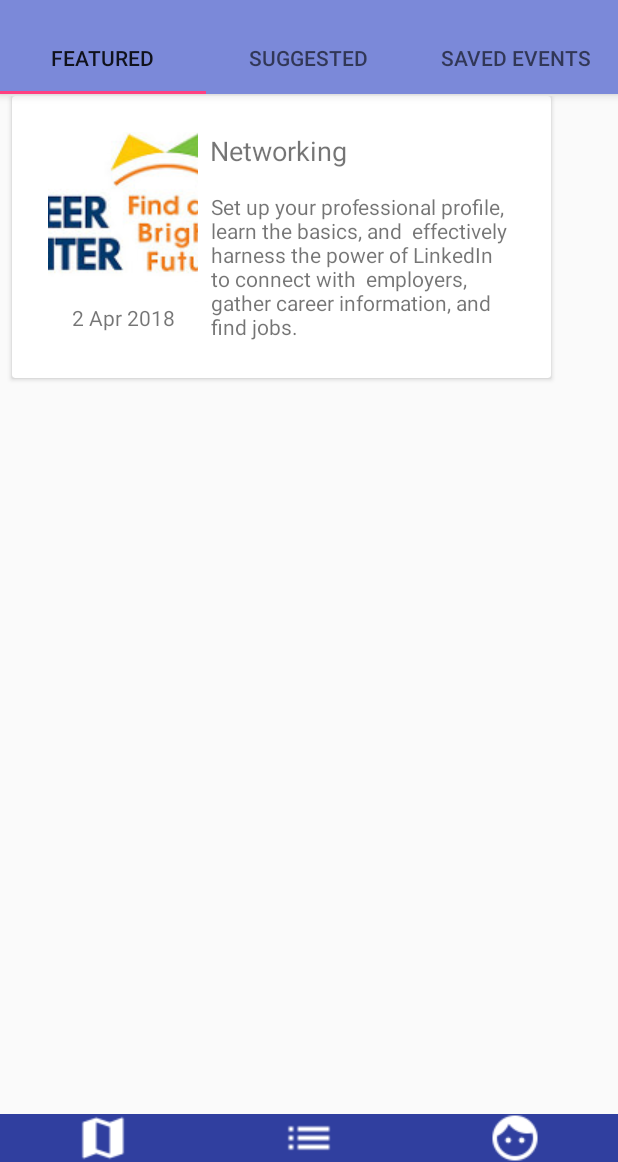
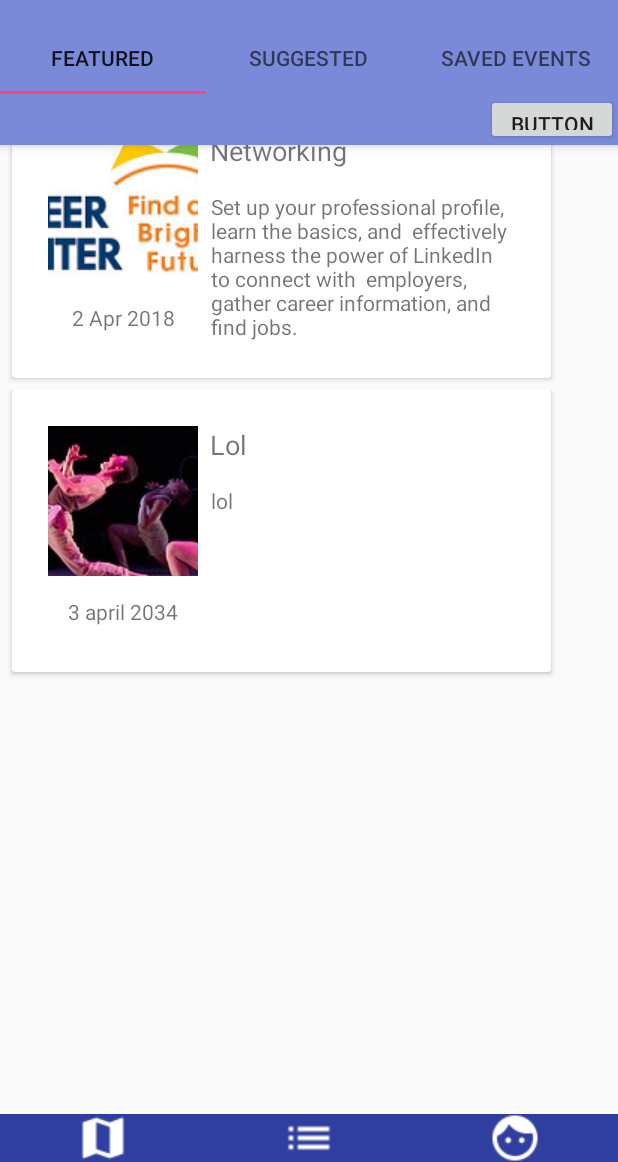
Before and after one commit to al2699/LAHacksProject, an Android app: the screen it shows after launch (EventList), after a tap on an icon or button, on a phone screen of 412 x 824 dp, the part 74-1236 px from its top. Run offline under Robolectric (Android 15) with nearby library versions, the phone set to English and light mode, and no system bars; Roboto replaces fonts that are not available here; 1 other tap on this screen came first.

Commit message:
Got list view to dynamically update with events from a queue actuated from a button.

```diff
--- /dev/null
+++ b/app/src/main/java/com/example/alan/lahacks/CircularArrayQueue.java
@@ -0,0 +1,170 @@
+package com.example.alan.lahacks;
+
+import java.util.Collection;
+import java.util.Iterator;
+import java.util.NoSuchElementException;
+import java.util.Queue;
+
+public class CircularArrayQueue<E> implements Queue {
+
+    int size, capacity;
+    int front, rear;
+    Object[] innerData;
+
+    public CircularArrayQueue(int n){
+        capacity = n;
+        innerData = (E[]) new Object[capacity];
+        front = 0;
+        rear = capacity - 1;
+        size = 0;
+    }
+
+    @Override
+    public int size() {
+        return this.size;
+    }
+
+    @Override
+    public boolean isEmpty() {
+        return size == 0;
+    }
+
+    @Override
+    public boolean contains(Object o) {
+        return false;
+    }
+
+    @Override
+    public Iterator iterator() {
+        return null;
+    }
+
+    @Override
+    public Object[] toArray() {
+        return new Object[0];
+    }
+
+    @Override
+    public Object[] toArray(Object[] a) {
+        return new Object[0];
+    }
+
+    @Override
+    public boolean add(Object o) {
+        if(size == capacity){
+            throw new IllegalStateException();
+        }
+        else if(offer(o)){
+            return true;
+        }
+
+        return false;
+    }
+
+    @Override
+    public boolean remove(Object o) {
+        Object removedObj = poll();
+
+        if(removedObj == null){
+            return false;
+        }
+
+        return true;
+    }
+
+    @Override
+    public boolean addAll(Collection c) {
+        return false;
+    }
+
+    @Override
+    public void clear() {
+
+    }
+
+    @Override
+    public boolean retainAll(Collection c) {
+        return false;
+    }
+
+    @Override
+    public boolean removeAll(Collection c) {
+        return false;
+    }
+
+    @Override
+    public boolean containsAll(Collection c) {
+        return false;
+    }
+
+    @Override
+    public boolean offer(Object o) {
+        if(size == capacity){
+            reallocate();
+        }
+        size++;
+        rear = (rear + 1) % capacity;
+        innerData[rear] = (E) o;
+        return true;
+    }
+
+    /**
+     * Doubles the size of the current capacity array
+     */
+    private void reallocate(){
+        Object[] newArray = (E[]) new Object[capacity * 2];
+        int prevSize = size;
+
+        for(int i = 0; i < prevSize; i++){
+            newArray[i] = poll();
+        }
+
+        size = prevSize;
+        capacity = capacity * 2;
+        front = 0;
+        rear = size - 1;
+        innerData = newArray;
+    }
+
+    @Override
+    public Object remove() {
+        E temp = (E) poll();
+
+        if(temp == null){
+            throw new NoSuchElementException();
+        }
+        return temp;
+    }
+
+    @Override
+    public Object poll() {
+        if(isEmpty()){
+            return null;
+        }
+        E temp = (E) innerData[front];
+        front = (front + 1) % capacity;
+        size--;
+
+        return temp;
+    }
+
+    @Override
+    public Object element() {
+        E temp = (E) peek();
+
+        if(temp == null){
+            throw new NoSuchElementException();
+        }
+
+        return temp;
+    }
+
+    @Override
+    public Object peek() {
+        if(isEmpty()){
+            return null;
+        }
+
+        return innerData[front];
+    }
+}
--- a/app/src/main/java/com/example/alan/lahacks/EventList.java
+++ b/app/src/main/java/com/example/alan/lahacks/EventList.java
@@ -20,6 +20,7 @@ import android.widget.ArrayAdapter;
 
 import java.util.ArrayList;
 import java.util.List;
+import java.util.Queue;
 
 public class EventList extends AppCompatActivity{
 
@@ -35,6 +36,7 @@ public class EventList extends AppCompatActivity{
     RecyclerView recyclerView;
     EventAdapter adapter;
     List<EventData> events;
+    Queue<EventData> queuedEvents;
 
     /**
      * The {@link ViewPager} that will host the section contents.
@@ -47,19 +49,13 @@ public class EventList extends AppCompatActivity{
         setContentView(R.layout.activity_event_list);
 
         events = new ArrayList<>();
+        queuedEvents = new CircularArrayQueue<EventData>(10);
         recyclerView = findViewById(R.id.recyclerView);
         recyclerView.setHasFixedSize(true);
         recyclerView.setLayoutManager(new LinearLayoutManager(this));
 
-        events.add(
-                new EventData(
-                        1,
-                        "Networking",
-                        "Set up your professional profile, learn the basics, and " +
-                                " effectively harness the power of LinkedIn to connect with " +
-                                " employers, gather career information, and find jobs.",
-                        "2 Apr 2018",
-                        R.drawable.career));
+        queueEvents();
+        events.add(queuedEvents.remove());
 
         Toolbar toolbar = (Toolbar) findViewById(R.id.toolbar);
         // Create the adapter that will return a fragment for each of the three
@@ -150,6 +146,32 @@ public class EventList extends AppCompatActivity{
         }
     }
 
+    public void loadMoreEvents(View view) {
+        events.add(queuedEvents.remove());
+        adapter = new EventAdapter(this, events);
+        recyclerView.setAdapter(adapter);
+    }
+
+    private void queueEvents(){
+        queuedEvents.add(new EventData(
+                        1,
+                        "Networking",
+                        "Set up your professional profile, learn the basics, and " +
+                                " effectively harness the power of LinkedIn to connect with " +
+                                " employers, gather career information, and find jobs.",
+                        "2 Apr 2018",
+                        R.drawable.career));
+        queuedEvents.add(new EventData(2, "Lol", "lol", "3 april 2034", R.drawable.dance));
+        queuedEvents.add(new EventData(2, "Lol", "lol", "3 april 2034", R.drawable.dance));
+        queuedEvents.add(new EventData(2, "Lol", "lol", "3 april 2034", R.drawable.dance));
+        queuedEvents.add(new EventData(2, "Lol", "lol", "3 april 2034", R.drawable.dance));
+        queuedEvents.add(new EventData(2, "Lol", "lol", "3 april 2034", R.drawable.dance));
+        queuedEvents.add(new EventData(2, "Lol", "lol", "3 april 2034", R.drawable.dance));
+        queuedEvents.add(new EventData(2, "Lol", "lol", "3 april 2034", R.drawable.dance));
+
+
+    }
+
     /**
      * toEventProfile method. Takes user to GEvent Profile screen when button is clicked.
      * @param view View
--- a/app/src/main/java/com/example/alan/lahacks/EventProfile.java
+++ b/app/src/main/java/com/example/alan/lahacks/EventProfile.java
@@ -51,7 +51,7 @@ public class EventProfile extends AppCompatActivity {
         //e[eventInteger] = new EventData("a","Set up your professional profile, learn the basics, and " +
         //        " effectively harness the power of LinkedIn to connect with " +
         //        " employers, gather career information, and find jobs.","c",0,0);
-        descriptionTextString += events[eventInteger].getDetails();
+        descriptionTextString += events[eventInteger].getShortDesc();
 
 
         //Add actions to Like, save, and toGo buttons.
--- a/app/src/main/java/com/example/alan/lahacks/MapsActivity.java
+++ b/app/src/main/java/com/example/alan/lahacks/MapsActivity.java
@@ -76,14 +76,14 @@ public class MapsActivity extends FragmentActivity implements OnMapReadyCallback
         mMap.addMarker(new MarkerOptions()
                 .position(testEvent)
                 .title(event1.getTitle())
-                .snippet(event1.getDetails()));
+                .snippet(event1.getShortDesc()));
 
         //TEST MARKER
         System.out.println("Making second programmatic event: marker");
         mMap.addMarker(new MarkerOptions()
                 .position(testEvent2)
                 .title(events[0].getTitle())
-                .snippet(events[0].getDetails()));
+                .snippet(events[0].getShortDesc()));
 
         //TODO: IMPLEMENT for-loop to iterate through an array of type Event and then make a marker
         //      for event on the Googlemap
@@ -95,7 +95,7 @@ public class MapsActivity extends FragmentActivity implements OnMapReadyCallback
             mMap.addMarker(new MarkerOptions()
                     .position(new LatLng(events[i].getLocation_latitude(), events[i].getLocation_longitude()))
                     .title(events[i].getTitle())
-                    .snippet(events[i].getDetails()));
+                    .snippet(events[i].getShortDesc()));
         }
 
 
--- a/app/src/main/res/layout/activity_event_list.xml
+++ b/app/src/main/res/layout/activity_event_list.xml
@@ -63,6 +63,20 @@
                 android:text="@string/tab_text_3" />
 
         </android.support.design.widget.TabLayout>
+
+        <Button
+            android:id="@+id/LoadMore"
+            android:layout_width="wrap_content"
+            android:layout_height="34dp"
+            android:layout_gravity="right"
+            android:layout_weight="1"
+            android:onClick="loadMoreEvents"
+            android:text="Button"
+            app:layout_anchor="@+id/container"
+            app:layout_anchorGravity="right|top"
+            tools:layout_editor_absoluteX="-7dp"
+            tools:layout_editor_absoluteY="62dp" />
+
     </android.support.design.widget.AppBarLayout>
 
     <android.support.v4.view.ViewPager
```
Also changed, not shown: app/src/main/java/com/example/alan/lahacks/EventData.java (+70 -29 lines), 8 other files.
